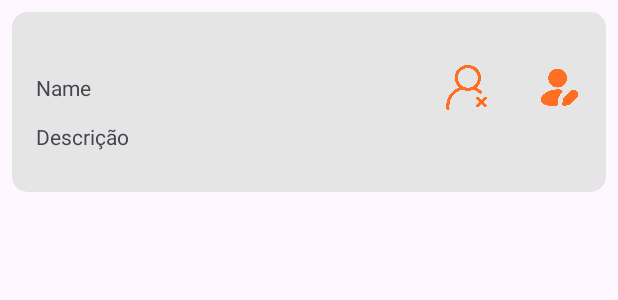
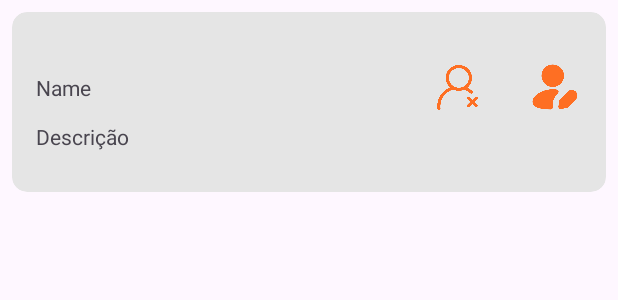
Before and after one commit to AlexandreRHeck/RotaCerta, an Android app: the layout item_cadastrados_adapter.xml on its own in the app's theme, with its tools: preview values and no code run, on a phone screen of 412 x 824 dp. Shown: the top 300 px of the screen. Run offline under Robolectric (Android 15) with nearby library versions, the phone set to English and light mode, and no system bars.

```diff
--- a/app/src/main/res/layout/item_cadastrados_adapter.xml
+++ b/app/src/main/res/layout/item_cadastrados_adapter.xml
@@ -49,8 +49,8 @@
 
             <ImageView
                 android:id="@+id/btnCardEdit"
-                android:layout_width="30dp"
-                android:layout_height="30dp"
+                android:layout_width="36dp"
+                android:layout_height="36dp"
                 android:layout_marginEnd="16dp"
                 app:layout_constraintBottom_toBottomOf="@+id/textViewcardNome"
                 app:layout_constraintEnd_toEndOf="parent"
```
